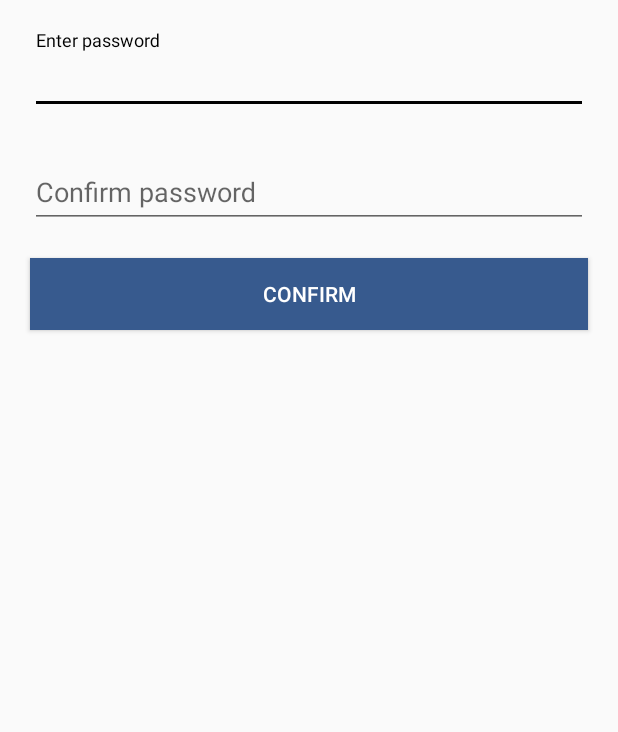
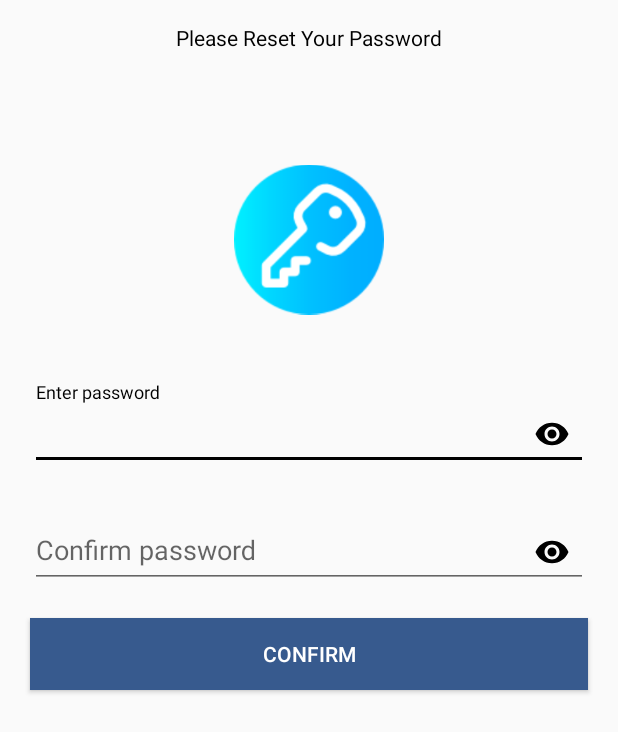
Before and after one commit to DevBold2019/Tracom-Lab-Joy-System-Monitoring-Mobile-App-, an Android app: the ResetPasswordActivity screen opened directly, with no data from a screen before it, on a phone screen of 412 x 824 dp. Shown: the top 732 px of the screen. Run offline under Robolectric (Android 15) with nearby library versions, the light colour scheme and no system bars.

Commit message:
OTP complete

```diff
--- a/app/build.gradle
+++ b/app/build.gradle
@@ -72,6 +72,9 @@ dependencies {
     implementation 'me.dm7.barcodescanner:zxing:1.9'
     //Pin View For The OTP
     implementation 'com.github.GoodieBag:Pinview:v1.3'
+    //lottie
+    implementation 'com.airbnb.android:lottie:3.2.2'
+
 
 
 }
--- a/app/src/main/java/com/example/tracomlab/ResetPasswordActivity.java
+++ b/app/src/main/java/com/example/tracomlab/ResetPasswordActivity.java
@@ -3,12 +3,78 @@ package com.example.tracomlab;
 import androidx.appcompat.app.AppCompatActivity;
 
 import android.os.Bundle;
+import android.app.ProgressDialog;
+import android.content.Intent;
+import android.os.Handler;
+import android.view.View;
+import android.widget.Toast;
+
+
+import com.google.android.material.textfield.TextInputLayout;
 
 public class ResetPasswordActivity extends AppCompatActivity {
+
+    TextInputLayout textInputLayout,textInputLayout1;
+    ProgressDialog dialog;
+
 
     @Override
     protected void onCreate(Bundle savedInstanceState) {
         super.onCreate(savedInstanceState);
         setContentView(R.layout.activity_reset_password);
+
+        dialog= new ProgressDialog(ResetPasswordActivity.this,R.style.loginDialog);
+        dialog.setTitle("Saving Password");
+
+        textInputLayout=findViewById(R.id.resetPassword);
+        textInputLayout1=findViewById(R.id.confirmResetPassword);
     }
+
+    public void GoToMainScreen(View view) {
+
+        String password =textInputLayout.getEditText().getText().toString().trim();
+        String confirmPassword =textInputLayout1.getEditText().getText().toString().trim();
+
+
+        if ( password.equals(confirmPassword)) {
+
+            confirmPassword();
+
+            return;
+
+        }
+
+        Toast.makeText(getApplicationContext(),"Passwords Don't Match",Toast.LENGTH_LONG).show();
+        textInputLayout.getEditText().setError("");
+        textInputLayout1.getEditText().setError("");
+
+
+    }
+
+
+
+    public  void confirmPassword(){
+        dialog.show();
+        dialog.setMessage("A  while.....");
+
+        Handler handler=new Handler();
+        handler.postDelayed(new Runnable() {
+
+            @Override
+            public void run() {
+
+
+                Intent intent=new Intent(ResetPasswordActivity.this, MainUserInteface.class);
+                startActivity(intent);
+                finish();
+
+
+            }
+        },4000);
+
+
+    }
+
+
+
 }
--- a/app/src/main/res/layout/activity_reset_password.xml
+++ b/app/src/main/res/layout/activity_reset_password.xml
@@ -6,15 +6,39 @@
     xmlns:tools="http://schemas.android.com/tools"
     android:layout_width="match_parent"
     android:layout_height="match_parent"
-    tools:context=".ResetPasswordActivity">
+    tools:context=".OTP_Activities.ResetPasswordActivity">
+
+    <TextView
+        android:layout_width="wrap_content"
+        android:layout_height="wrap_content"
+        android:text="Please Reset Your Password"
+        android:textColor="#000"
+        android:layout_margin="5dp"
+        android:id="@+id/descriptionTextView"
+        app:layout_constraintTop_toTopOf="parent"
+        app:layout_constraintLeft_toLeftOf="parent"
+        app:layout_constraintRight_toRightOf="parent"
+        android:padding="10dp"/>
+
+    <ImageView
+        android:layout_width="100dp"
+        android:layout_height="150dp"
+        android:src="@drawable/key"
+        android:layout_margin="40dp"
+        app:layout_constraintLeft_toLeftOf="parent"
+        app:layout_constraintRight_toRightOf="parent"
+        android:id="@+id/PasswordLogo"
+        app:layout_constraintTop_toBottomOf="@+id/descriptionTextView"/>
 
 
     <com.google.android.material.textfield.TextInputLayout
         android:layout_width="match_parent"
         android:layout_height="wrap_content"
-        android:id="@+id/resetEmail"
+        android:id="@+id/resetPassword"
         android:layout_margin="20dp"
-        app:layout_constraintTop_toTopOf="parent">
+        app:passwordToggleEnabled="true"
+        app:passwordToggleTint="#000"
+        app:layout_constraintTop_toBottomOf="@+id/PasswordLogo">
 
         <com.google.android.material.textfield.TextInputEditText
             android:layout_width="match_parent"
@@ -26,9 +50,11 @@
     <com.google.android.material.textfield.TextInputLayout
         android:layout_width="match_parent"
         android:layout_height="wrap_content"
-        android:id="@+id/confirmResetEmail"
+        android:id="@+id/confirmResetPassword"
         android:layout_margin="20dp"
-        app:layout_constraintTop_toBottomOf="@+id/resetEmail">
+        app:passwordToggleEnabled="true"
+        app:passwordToggleTint="#000"
+        app:layout_constraintTop_toBottomOf="@+id/resetPassword">
 
         <com.google.android.material.textfield.TextInputEditText
             android:layout_width="match_parent"
@@ -42,9 +68,10 @@
         android:layout_height="wrap_content"
         android:layout_margin="20dp"
         android:text="Confirm"
+        android:onClick="GoToMainScreen"
         android:background="@color/colorBackground"
         android:textColor="#fff"
-        app:layout_constraintTop_toBottomOf="@+id/confirmResetEmail"/>
+        app:layout_constraintTop_toBottomOf="@+id/confirmResetPassword"/>
 
 
 </androidx.constraintlayout.widget.ConstraintLayout>
```
Also changed, not shown: app/src/main/java/com/example/tracomlab/Email_Verification_Activity.java (+23 -7 lines), app/src/main/res/layout/activity_splash.xml (+12 -18 lines), app/src/main/res/raw/loading.json (added, +1 -0 lines), app/src/main/res/drawable-v24/key.png (added).
